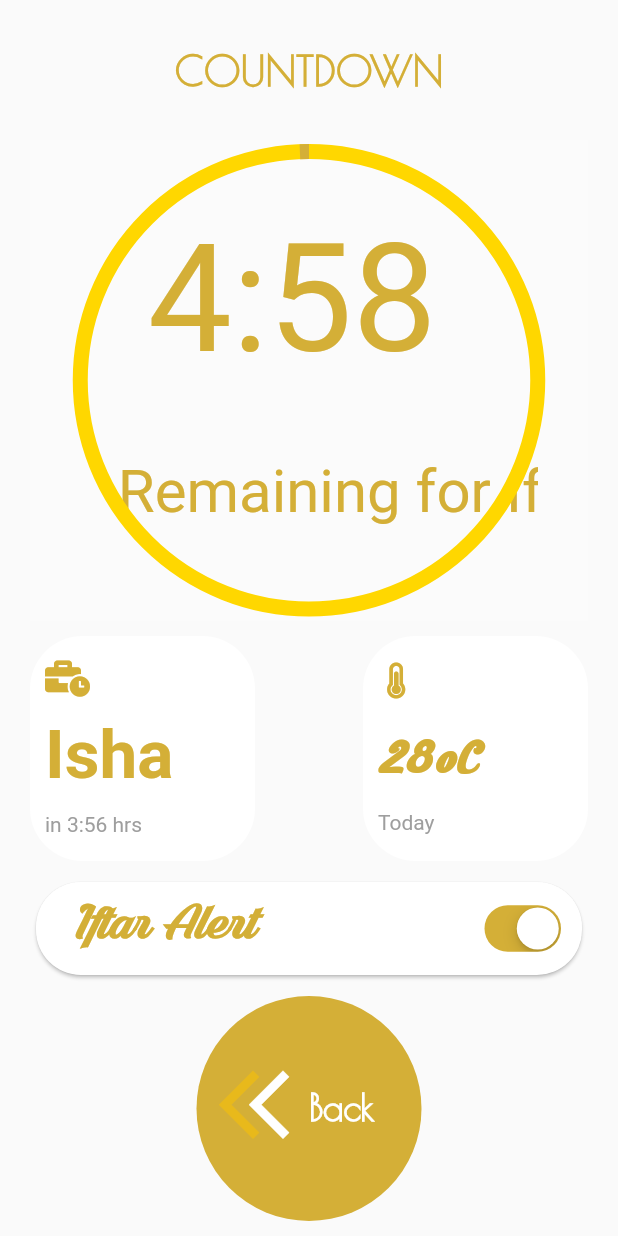
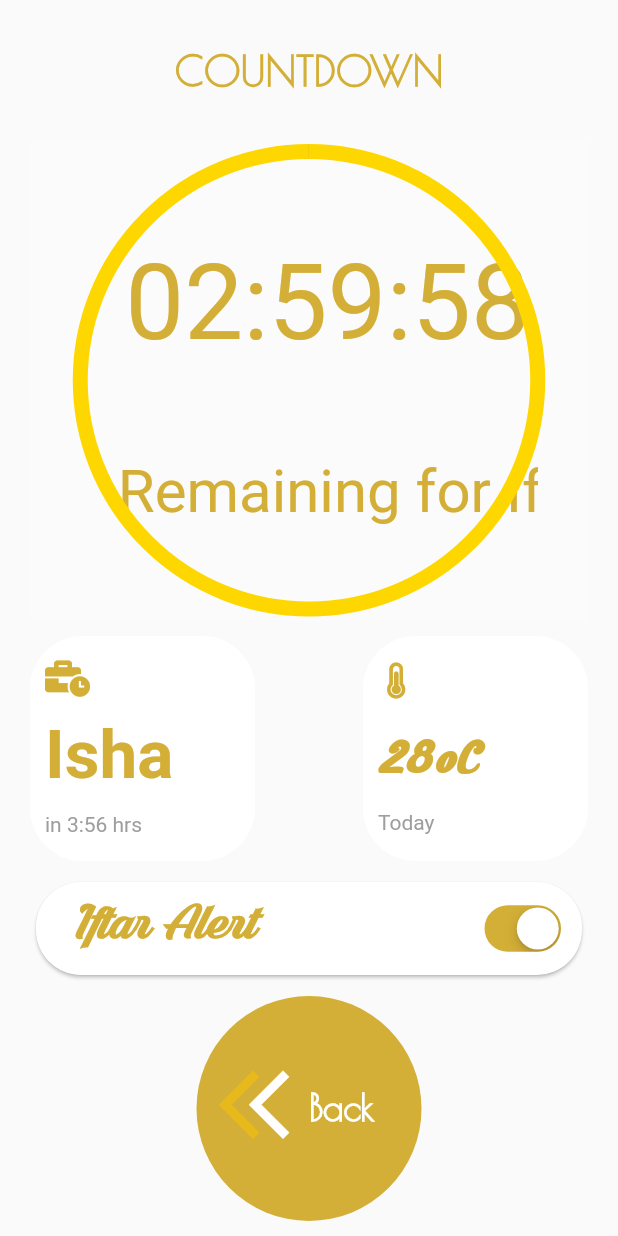
Before and after one commit to al-mohad/ramadan-kareem, a Flutter app: the CountdownScreen screen opened directly, on a phone screen of 412 x 824 dp. Run offline on Flutter 3.47's test engine with Material 2 defaults, Android fonts, the phone set to English and light mode, and no system bars; our stand-ins replace font_awesome_flutter, geolocator, weather_icons; network calls fail; Roboto replaces fonts that are missing (Shine, Snowboarding).

Commit message:
ui update

```diff
--- a/lib/components/countdown_timer.dart
+++ b/lib/components/countdown_timer.dart
@@ -5,6 +5,8 @@ import 'package:flutter/material.dart';
 import 'package:ramadankareem/utils/constants.dart';
 
 class CountDownTimer extends StatefulWidget {
+  final String countdownSec, countdownMin, countdownHrs;
+  CountDownTimer({this.countdownHrs, this.countdownMin, this.countdownSec});
   @override
   _CountDownTimerState createState() => _CountDownTimerState();
 }
@@ -15,7 +17,7 @@ class _CountDownTimerState extends State<CountDownTimer>
 
   String get timerString {
     Duration duration = controller.duration * controller.value;
-    return '${duration.inMinutes}:${(duration.inSeconds % 60).toString().padLeft(2, '0')}';
+    return '${(duration.inHours % 12).toString().padLeft(2, '0')}:${(duration.inMinutes % 60).toString().padLeft(2, '0')}:${(duration.inSeconds % 60).toString().padLeft(2, '0')}';
   }
 
   start_timer() {
@@ -32,7 +34,10 @@ class _CountDownTimerState extends State<CountDownTimer>
     super.initState();
     controller = AnimationController(
       vsync: this,
-      duration: Duration(minutes: 5),
+      duration: Duration(
+          hours: int.parse(widget.countdownHrs),
+          minutes: int.parse(widget.countdownMin),
+          seconds: int.parse(widget.countdownSec)),
     );
     start_timer();
   }
@@ -70,13 +75,13 @@ class _CountDownTimerState extends State<CountDownTimer>
                                   child: Stack(
                                     children: [
                                       Positioned(
-                                        top: 40,
-                                        left: 45,
+                                        top: 60,
+                                        left: 30,
                                         child: Center(
                                           child: Text(
                                             timerString,
                                             style: TextStyle(
-                                                fontSize: 100.0,
+                                                fontSize: 70.0,
                                                 fontFamily: 'Snowboarding',
                                                 color: kMetalicGold),
                                           ),
--- a/lib/screens/countdown_screen.dart
+++ b/lib/screens/countdown_screen.dart
@@ -35,7 +35,9 @@ class _CountdownScreenState extends State<CountdownScreen> {
                 ),
               ),
               SizedBox(height: 10.0),
-              Expanded(child: CountDownTimer()),
+              Expanded(
+                  child: CountDownTimer(
+                      countdownHrs: '3', countdownMin: '0', countdownSec: '0')),
               SizedBox(height: 10.0),
               Row(
                 mainAxisAlignment: MainAxisAlignment.spaceBetween,
```
Also changed, not shown: lib/models/counter_model.dart (added, +57 -0 lines).
